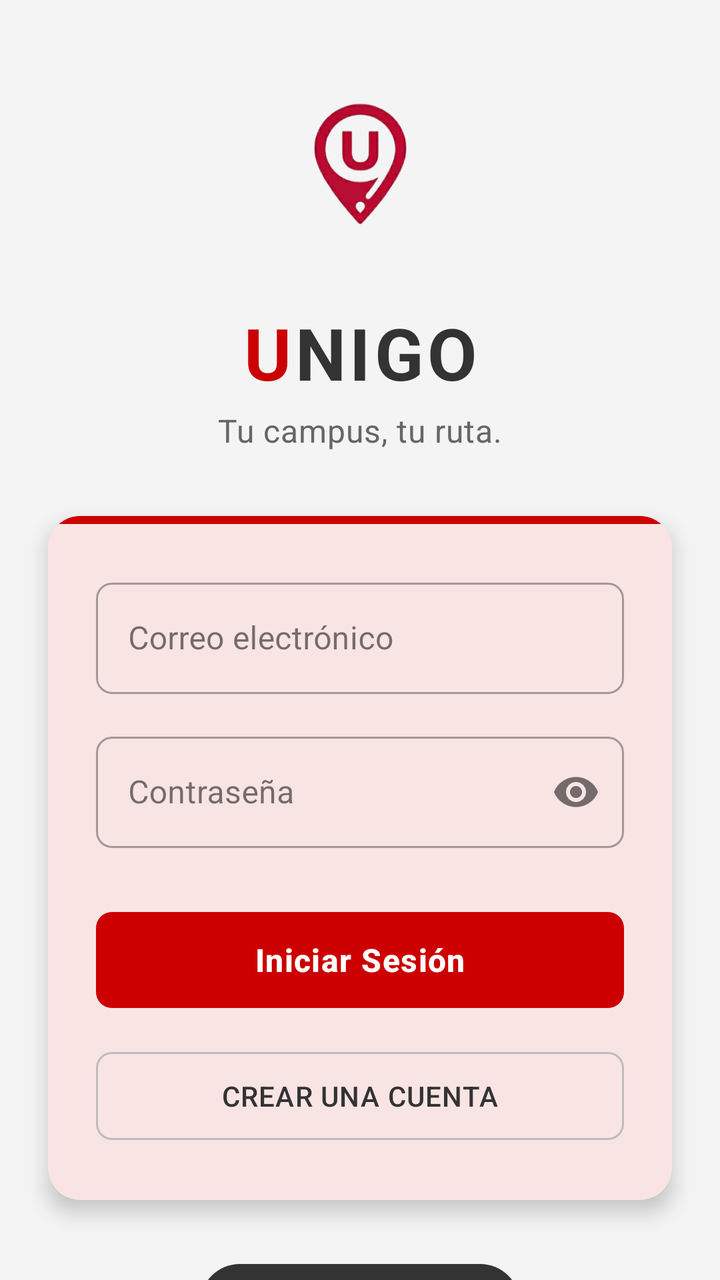
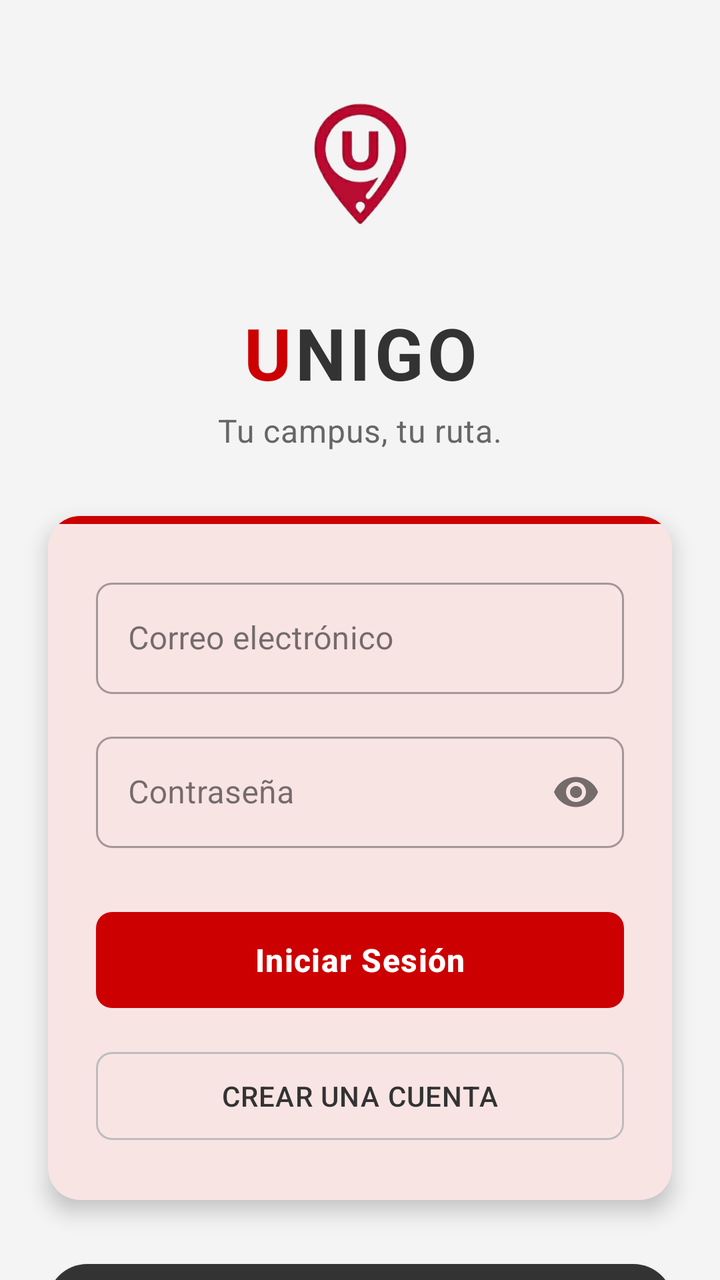

Screens rendered from an Android XML layout before and after an edit, with the pre-edit source and the edit as a unified diff.
<!-- AndroidManifest.xml: activity theme Theme.Unigodas.AlwaysLight -->
<!-- res/layout/activity_login.xml -->
<?xml version="1.0" encoding="utf-8"?>
<androidx.constraintlayout.widget.ConstraintLayout
    xmlns:android="http://schemas.android.com/apk/res/android"
    xmlns:app="http://schemas.android.com/apk/res-auto"
    android:layout_width="match_parent"
    android:layout_height="match_parent"
    android:fitsSystemWindows="true"
    android:background="@color/bg_light">

    <ImageView
        android:id="@+id/ivLogo"
        android:layout_width="96dp"
        android:layout_height="96dp"
        android:layout_marginTop="40dp"
        android:src="@drawable/logo_unigo"
        android:scaleType="fitCenter"
        app:layout_constraintEnd_toEndOf="parent"
        app:layout_constraintStart_toStartOf="parent"
        app:layout_constraintTop_toTopOf="parent"/>

    <LinearLayout
        android:id="@+id/llTitleContainer"
        android:layout_width="wrap_content"
        android:layout_height="wrap_content"
        android:layout_marginTop="16dp"
        android:orientation="horizontal"
        app:layout_constraintEnd_toEndOf="parent"
        app:layout_constraintStart_toStartOf="parent"
        app:layout_constraintTop_toBottomOf="@+id/ivLogo">

        <TextView
            android:layout_width="wrap_content"
            android:layout_height="wrap_content"
            android:text="U"
            android:textColor="@color/bilbao_red"
            android:textSize="36sp"
            android:textStyle="bold"
            android:letterSpacing="0.05" />

        <TextView
            android:layout_width="wrap_content"
            android:layout_height="wrap_content"
            android:text="NIGO"
            android:textColor="@color/bilbao_grey_dark"
            android:textSize="36sp"
            android:textStyle="bold"
            android:letterSpacing="0.05" />
    </LinearLayout>

    <TextView
        android:id="@+id/tvSubtitle"
        android:layout_width="wrap_content"
        android:layout_height="wrap_content"
        android:layout_marginTop="4dp"
        android:text="@string/login_subtitle"
        android:textColor="@color/text_medium"
        android:textSize="16sp"
        android:letterSpacing="0.02"
        app:layout_constraintEnd_toEndOf="parent"
        app:layout_constraintStart_toStartOf="parent"
        app:layout_constraintTop_toBottomOf="@+id/llTitleContainer" />

    <com.google.android.material.card.MaterialCardView
        android:id="@+id/cardForm"
        android:layout_width="match_parent"
        android:layout_height="wrap_content"
        android:layout_marginHorizontal="24dp"
        android:layout_marginTop="32dp"
        app:cardCornerRadius="16dp"
        app:cardElevation="6dp"
        app:cardBackgroundColor="@color/white"
        app:strokeWidth="0dp"
        app:layout_constraintTop_toBottomOf="@+id/tvSubtitle"
        app:layout_constraintStart_toStartOf="parent"
        app:layout_constraintEnd_toEndOf="parent">

        <LinearLayout
            android:layout_width="match_parent"
            android:layout_height="wrap_content"
            android:orientation="vertical">

            <View
                android:layout_width="match_parent"
                android:layout_height="4dp"
                android:background="@color/bilbao_red" />

            <LinearLayout
                android:layout_width="match_parent"
                android:layout_height="wrap_content"
                android:orientation="vertical"
                android:padding="24dp">

                <com.google.android.material.textfield.TextInputLayout
                    style="@style/Widget.MaterialComponents.TextInputLayout.OutlinedBox"
                    android:layout_width="match_parent"
                    android:layout_height="wrap_content"
                    android:hint="@string/login_email_hint"
                    app:boxCornerRadiusBottomEnd="8dp"
                    app:boxCornerRadiusBottomStart="8dp"
                    app:boxCornerRadiusTopEnd="8dp"
                    app:boxCornerRadiusTopStart="8dp">

                    <com.google.android.material.textfield.TextInputEditText
                        android:id="@+id/etEmail"
                        android:layout_width="match_parent"
                        android:layout_height="wrap_content"
                        android:inputType="textEmailAddress"
                        android:textColor="@color/text_dark"/>
                </com.google.android.material.textfield.TextInputLayout>

                <com.google.android.material.textfield.TextInputLayout
                    style="@style/Widget.MaterialComponents.TextInputLayout.OutlinedBox"
                    android:layout_width="match_parent"
                    android:layout_height="wrap_content"
                    android:layout_marginTop="16dp"
                    android:hint="@string/login_password_hint"
                    app:endIconMode="password_toggle"
                    app:boxCornerRadiusBottomEnd="8dp"
                    app:boxCornerRadiusBottomStart="8dp"
                    app:boxCornerRadiusTopEnd="8dp"
                    app:boxCornerRadiusTopStart="8dp">

                    <com.google.android.material.textfield.TextInputEditText
                        android:id="@+id/etPassword"
                        android:layout_width="match_parent"
                        android:layout_height="wrap_content"
                        android:inputType="textPassword"
                        android:textColor="@color/text_dark"/>
                </com.google.android.material.textfield.TextInputLayout>

                <com.google.android.material.button.MaterialButton
                    android:id="@+id/btnLogin"
                    android:layout_width="match_parent"
                    android:layout_height="56dp"
                    android:layout_marginTop="28dp"
                    android:text="@string/login_button"
                    android:textSize="16sp"
                    android:textStyle="bold"
                    android:letterSpacing="0.03"
                    app:cornerRadius="8dp"
                    app:backgroundTint="@color/bilbao_red" />

                <com.google.android.material.button.MaterialButton
                    android:id="@+id/btnRegister"
                    style="@style/Widget.MaterialComponents.Button.OutlinedButton"
                    android:layout_width="match_parent"
                    android:layout_height="56dp"
                    android:layout_marginTop="12dp"
                    android:text="@string/register_button"
                    android:textColor="@color/bilbao_grey_dark"
                    android:letterSpacing="0.03"
                    app:strokeColor="#BDBDBD"
                    app:strokeWidth="1dp"
                    app:cornerRadius="8dp" />

            </LinearLayout>
        </LinearLayout>
    </com.google.android.material.card.MaterialCardView>

    <LinearLayout
        android:layout_width="wrap_content"
        android:layout_height="wrap_content"
        android:layout_marginTop="32dp"
        android:orientation="horizontal"
        android:gravity="center"
        android:background="@drawable/bg_language_selector"
        android:elevation="2dp"
        app:layout_constraintEnd_toEndOf="parent"
        app:layout_constraintStart_toStartOf="parent"
        app:layout_constraintTop_toBottomOf="@+id/cardForm">

        <TextView
            android:id="@+id/btnLangEs"
            android:layout_width="50dp"
            android:layout_height="40dp"
            android:gravity="center"
            android:text="ES"
            android:textSize="14sp"
            android:textStyle="bold"
            android:textColor="@color/white"
            android:background="@drawable/bg_lang_item"
            android:clickable="true"
            android:focusable="true" />

        <View
            android:layout_width="1dp"
            android:layout_height="24dp"
            android:background="#33FFFFFF" />

        <TextView
            android:id="@+id/btnLangEu"
            android:layout_width="50dp"
            android:layout_height="40dp"
            android:gravity="center"
            android:text="EU"
            android:textSize="14sp"
            android:textStyle="bold"
            android:textColor="@color/white"
            android:background="@drawable/bg_lang_item"
            android:clickable="true"
            android:focusable="true" />

        <View
            android:layout_width="1dp"
            android:layout_height="24dp"
            android:background="#33FFFFFF" />

        <TextView
            android:id="@+id/btnLangEn"
            android:layout_width="50dp"
            android:layout_height="40dp"
            android:gravity="center"
            android:text="EN"
            android:textSize="14sp"
            android:textStyle="bold"
            android:textColor="@color/white"
            android:background="@drawable/bg_lang_item"
            android:clickable="true"
            android:focusable="true" />
    </LinearLayout>

    <com.google.android.material.button.MaterialButton
        android:id="@+id/btnGuest"
        style="@style/Widget.MaterialComponents.Button.TextButton"
        android:layout_width="wrap_content"
        android:layout_height="wrap_content"
        android:layout_marginBottom="32dp"
        android:text="@string/guest_button"
        android:textColor="@color/text_medium"
        android:letterSpacing="0.02"
        app:layout_constraintBottom_toBottomOf="parent"
        app:layout_constraintEnd_toEndOf="parent"
        app:layout_constraintStart_toStartOf="parent" />

</androidx.constraintlayout.widget.ConstraintLayout>
<!-- resources referenced by this layout -->
<resources>
  <color name="bg_light">#F4F4F4</color>
  <color name="bilbao_grey_dark">#FF333333</color>
  <color name="bilbao_red">#FFCC0000</color>
  <color name="text_dark">#1A1A1A</color>
  <color name="text_medium">#666666</color>
  <color name="white">#FFFFFF</color>
  <!-- drawable bg_lang_item (drawable) -->
  <?xml version="1.0" encoding="utf-8"?>
  <ripple xmlns:android="http://schemas.android.com/apk/res/android"
      android:color="#33FFFFFF">
      <item android:id="@android:id/mask">
          <shape android:shape="rectangle">
              <corners android:radius="25dp" />
              <solid android:color="#FFFFFF" />
          </shape>
      </item>
      <item android:drawable="@drawable/bg_lang_item_base" />
  </ripple>
  <!-- drawable bg_language_selector (drawable) -->
  <?xml version="1.0" encoding="utf-8"?>
  <shape xmlns:android="http://schemas.android.com/apk/res/android"
      android:shape="rectangle">
      <solid android:color="@color/bilbao_grey_dark" />
      <corners android:radius="25dp" />
      <padding android:left="4dp" android:right="4dp" />
  </shape>
  <!-- drawable logo_unigo: png bitmap (drawable, 10575 bytes) -->
  <string name="guest_button">Continuar como invitado</string>
  <string name="login_button">Iniciar Sesión</string>
  <string name="login_email_hint">Correo electrónico</string>
  <string name="login_password_hint">Contraseña</string>
  <string name="login_subtitle">Tu campus, tu ruta.</string>
  <string name="register_button">Crear una cuenta</string>
  <style name="Theme.Unigodas.AlwaysLight" parent="Theme.Material3.Light.NoActionBar">
          <item name="colorPrimary">@color/bilbao_red</item>
          <item name="colorOnPrimary">@color/white</item>
          <item name="android:colorBackground">@color/bg_light</item>
          <item name="colorSurface">@color/white</item>
          <item name="colorOnSurface">@color/text_dark</item>
          <item name="colorSurfaceVariant">#F5F5F5</item>
          <item name="colorOnSurfaceVariant">@color/text_medium</item>
      </style>
  <!-- drawable bg_lang_item_base (drawable) -->
  <?xml version="1.0" encoding="utf-8"?>
  <shape xmlns:android="http://schemas.android.com/apk/res/android"
      android:shape="rectangle">
      <solid android:color="@android:color/transparent" />
      <corners android:radius="25dp" />
  </shape>
</resources>

<!-- the commit's change to res/layout/activity_login.xml (unified diff, before → after) -->
@@ -217,6 +217,60 @@
             android:background="@drawable/bg_lang_item"
             android:clickable="true"
             android:focusable="true" />
+
+        <View
+            android:layout_width="1dp"
+            android:layout_height="24dp"
+            android:background="#33FFFFFF" />
+
+        <TextView
+            android:id="@+id/btnLangFr"
+            android:layout_width="50dp"
+            android:layout_height="40dp"
+            android:gravity="center"
+            android:text="FR"
+            android:textSize="14sp"
+            android:textStyle="bold"
+            android:textColor="@color/white"
+            android:background="@drawable/bg_lang_item"
+            android:clickable="true"
+            android:focusable="true" />
+
+        <View
+            android:layout_width="1dp"
+            android:layout_height="24dp"
+            android:background="#33FFFFFF" />
+
+        <TextView
+            android:id="@+id/btnLangDe"
+            android:layout_width="50dp"
+            android:layout_height="40dp"
+            android:gravity="center"
+            android:text="DE"
+            android:textSize="14sp"
+            android:textStyle="bold"
+            android:textColor="@color/white"
+            android:background="@drawable/bg_lang_item"
+            android:clickable="true"
+            android:focusable="true" />
+
+        <View
+            android:layout_width="1dp"
+            android:layout_height="24dp"
+            android:background="#33FFFFFF" />
+
+        <TextView
+            android:id="@+id/btnLangIt"
+            android:layout_width="50dp"
+            android:layout_height="40dp"
+            android:gravity="center"
+            android:text="IT"
+            android:textSize="14sp"
+            android:textStyle="bold"
+            android:textColor="@color/white"
+            android:background="@drawable/bg_lang_item"
+            android:clickable="true"
+            android:focusable="true" />
     </LinearLayout>
 
     <com.google.android.material.button.MaterialButton
